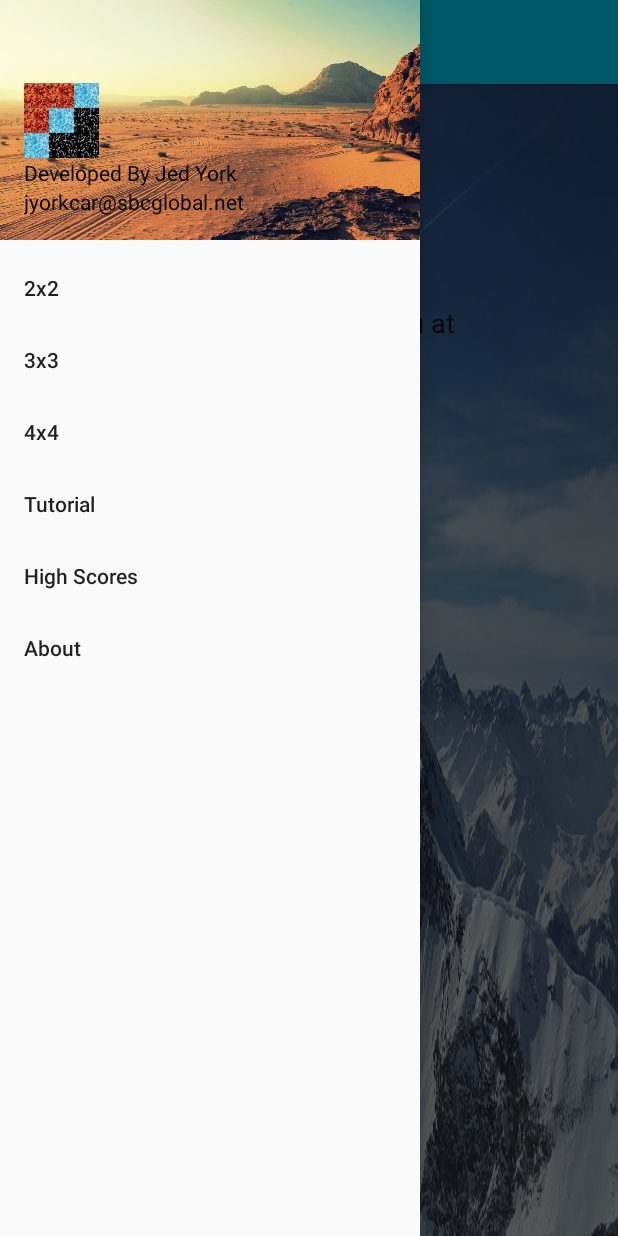
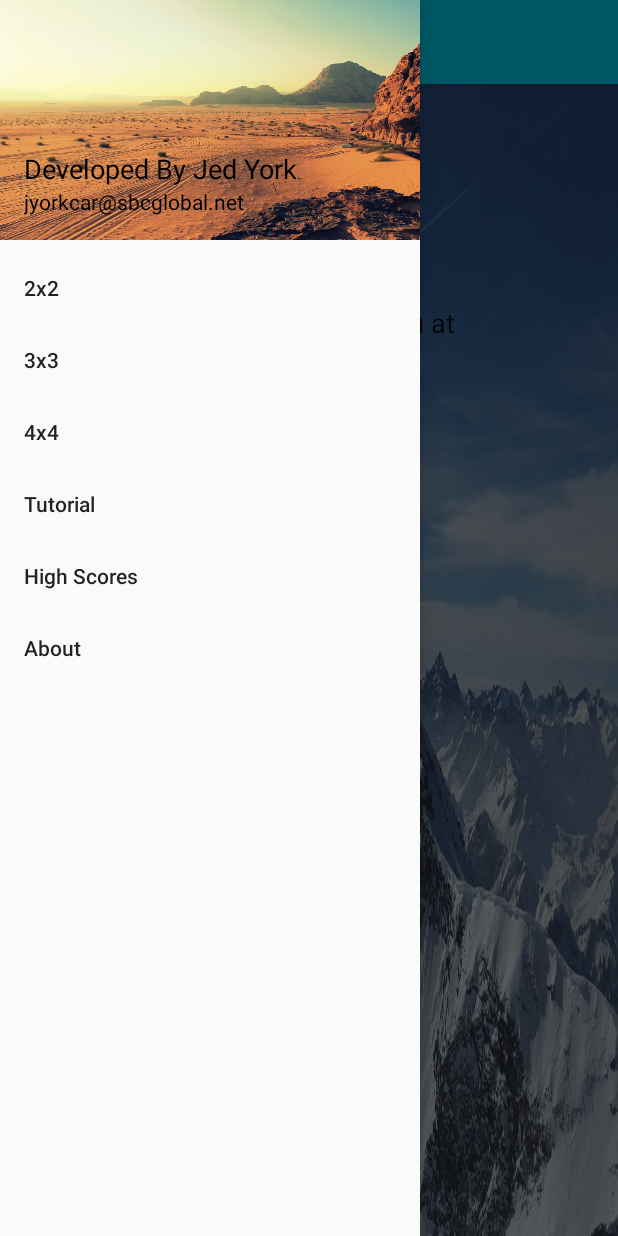
Before and after one commit to jyorkcar81/MemoryMatcher, an Android app: the screen it shows after launch (MainActivity), with the side drawer open, on a phone screen of 412 x 824 dp. Run offline under Robolectric (Android 15) with nearby library versions, the light colour scheme and no system bars.

Commit message:
DB semi-functional. VideoView not able to play videos. Dialog is ready. Match 3 is functional. Go Dialog, and Game Over Dialogs added.  Both Functional. Playing with colors. Icon changed. Spanish added. High Scores semi functional. Added Play button. Landscape and Portrait orientations added for 4" phone and 7" Tablets. Game-state retained with orientation change.

```diff
--- a/app/src/main/res/layout/content_main.xml
+++ b/app/src/main/res/layout/content_main.xml
@@ -50,7 +50,8 @@
             app:layout_constraintHorizontal_bias="0.503"
             app:layout_constraintLeft_toLeftOf="parent"
             app:layout_constraintRight_toRightOf="parent"
-            app:layout_constraintTop_toTopOf="parent" />
+            app:layout_constraintTop_toTopOf="parent"
+            tools:ignore="LabelFor" />
 
         <EditText
             android:id="@+id/editTextIntro"
@@ -76,7 +77,8 @@
             app:layout_constraintLeft_toLeftOf="parent"
             app:layout_constraintRight_toRightOf="parent"
             app:layout_constraintTop_toBottomOf="@+id/editTextWelcome"
-            app:layout_constraintVertical_bias="0.126" />
+            app:layout_constraintVertical_bias="0.126"
+            tools:ignore="LabelFor" />
 
         <Button
             android:id="@+id/buttonPlay"
--- a/app/src/main/res/layout/nav_header_main.xml
+++ b/app/src/main/res/layout/nav_header_main.xml
@@ -13,26 +13,20 @@
     android:paddingTop="@dimen/activity_vertical_margin"
     android:theme="@style/ThemeOverlay.AppCompat.Dark">
 
-    <ImageView
-        android:id="@+id/imageView"
-        android:layout_width="50dp"
-        android:layout_height="50dp"
-        android:scaleType="fitXY"
-        app:srcCompat="@drawable/myicon"
-        tools:ignore="ContentDescription" />
-
     <TextView
         android:layout_width="wrap_content"
         android:layout_height="wrap_content"
         android:text="@string/developedBy"
         android:textAppearance="@style/TextAppearance.AppCompat.Body1"
-        android:textColor="@android:color/black" />
+        android:textColor="@android:color/black"
+        android:textSize="18sp" />
 
     <TextView
         android:id="@+id/textView"
         android:layout_width="wrap_content"
         android:layout_height="wrap_content"
         android:text="@string/emailAddress"
-        android:textColor="@android:color/black" />
+        android:textColor="@android:color/black"
+        android:textSize="14sp" />
 
 </LinearLayout>
```
Also changed, not shown: app/src/main/java/com/example/amd/memorymatcher/fragments/GameFragment.java (+50 -11 lines), app/src/main/java/com/example/amd/memorymatcher/fragments/RetainedFragment.java (+12 -0 lines).
